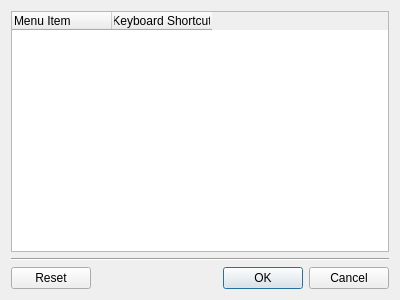
Old version of the form src/gui/actiondialog.ui in the repository madnight/chessx.
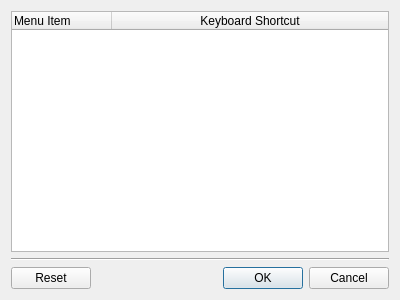
New version of the form.

Commit message: Stretch last column in dialog

The edit to the form file:
```diff
--- a/src/gui/actiondialog.ui
+++ b/src/gui/actiondialog.ui
@@ -25,6 +25,12 @@
      <property name="columnCount">
       <number>2</number>
      </property>
+     <attribute name="horizontalHeaderStretchLastSection">
+      <bool>true</bool>
+     </attribute>
+     <attribute name="verticalHeaderStretchLastSection">
+      <bool>false</bool>
+     </attribute>
      <column>
       <property name="text">
        <string>Menu Item</string>
```
